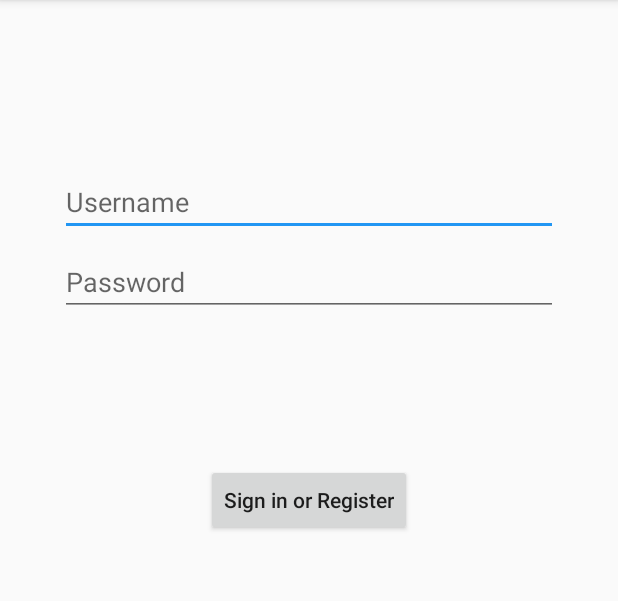
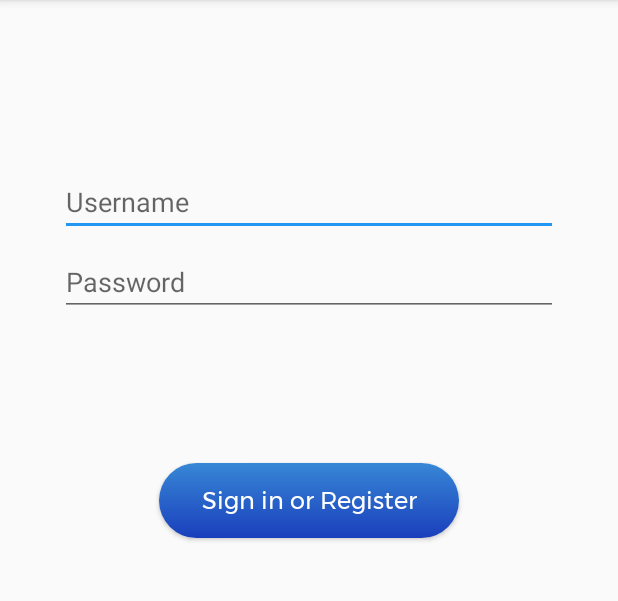
Before and after one commit to LucasWinkler/TapFaster, an Android app: the LoginActivity screen opened directly, with no data from a screen before it, on a phone screen of 412 x 824 dp, the part 84-685 px from its top. Run offline under Robolectric (Android 15) with nearby library versions, the phone set to English and light mode, and no system bars.

Commit message:
Styled the sign in button in the login activity

```diff
--- a/src/app/src/main/res/layout/activity_login.xml
+++ b/src/app/src/main/res/layout/activity_login.xml
@@ -45,8 +45,8 @@
 
     <Button
         android:id="@+id/login"
-        android:layout_width="wrap_content"
-        android:layout_height="wrap_content"
+        android:layout_width="200dp"
+        android:layout_height="50dp"
         android:layout_gravity="start"
         android:layout_marginStart="48dp"
         android:layout_marginTop="16dp"
@@ -58,5 +58,10 @@
         app:layout_constraintStart_toStartOf="parent"
         app:layout_constraintTop_toBottomOf="@+id/password"
         app:layout_constraintVertical_bias="0.2"
-        android:textAllCaps="false" />
+        android:textAllCaps="false"
+        android:fontFamily="@font/montserrat"
+        android:background="@drawable/bg_blue"
+        android:textColor="#fff"
+        android:textSize="16sp"
+        />
 </androidx.constraintlayout.widget.ConstraintLayout>
```
